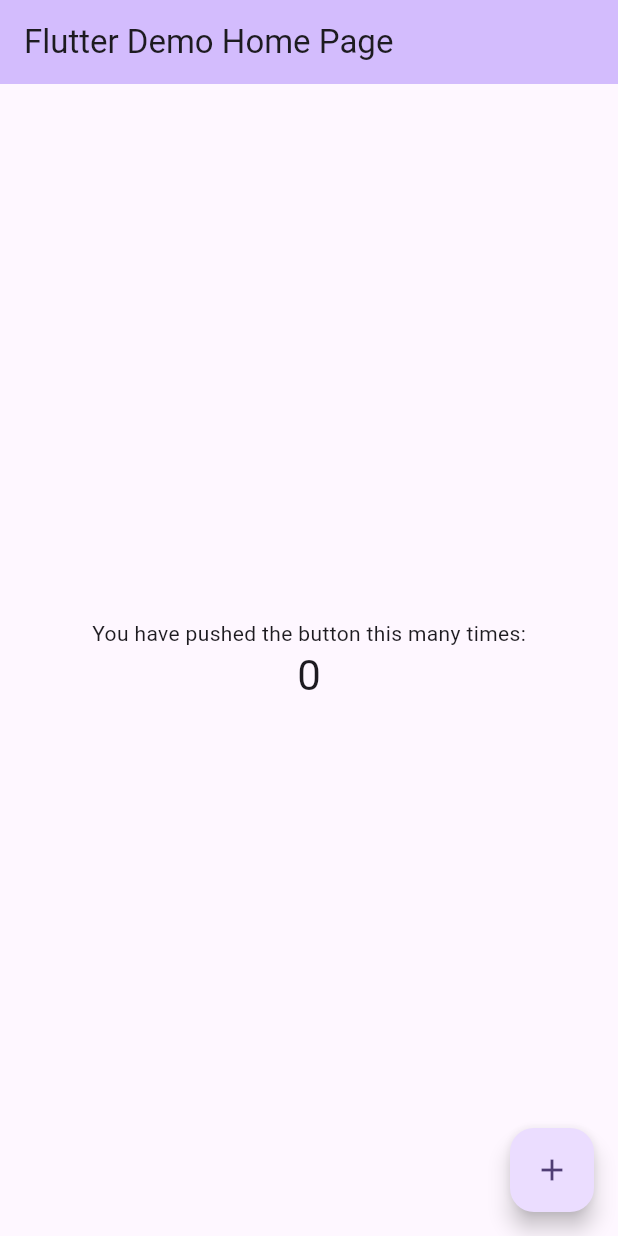
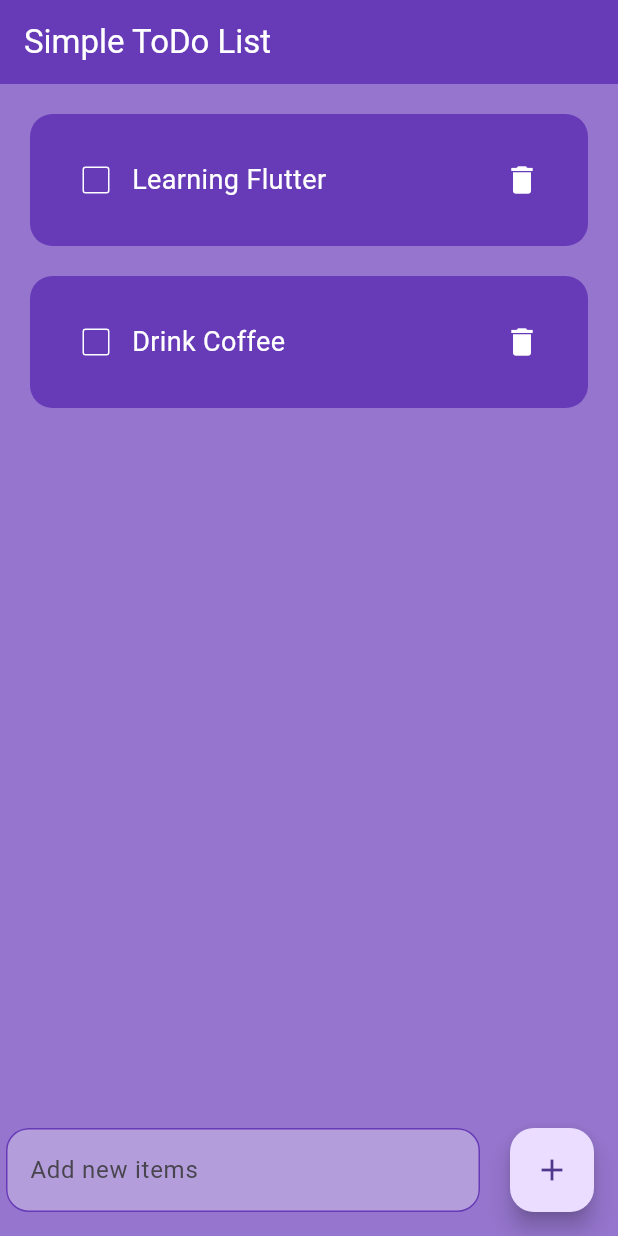
Before and after one commit to RohanM007/ToDo-List, a Flutter app: the screen it shows after launch, on a phone screen of 412 x 824 dp. Run offline on Flutter 3.47's test engine with Material 3 defaults, Android fonts, the phone set to English and light mode, and no system bars.

Commit message:
Creation of the home page

```diff
--- a/to_do_list/lib/main.dart
+++ b/to_do_list/lib/main.dart
@@ -1,4 +1,5 @@
 import 'package:flutter/material.dart';
+import 'package:to_do_list/pages/home_page.dart';
 
 void main() {
   runApp(const MyApp());
@@ -11,112 +12,8 @@ class MyApp extends StatelessWidget {
   @override
   Widget build(BuildContext context) {
     return MaterialApp(
-      title: 'Flutter Demo',
-      theme: ThemeData(
-        // This is the theme of your application.
-        //
-        // TRY THIS: Try running your application with "flutter run". You'll see
-        // the application has a purple toolbar. Then, without quitting the app,
-        // try changing the seedColor in the colorScheme below to Colors.green
-        // and then invoke "hot reload" (save your changes or press the "hot
-        // reload" button in a Flutter-supported IDE, or press "r" if you used
-        // the command line to start the app).
-        //
-        // Notice that the counter didn't reset back to zero; the application
-        // state is not lost during the reload. To reset the state, use hot
-        // restart instead.
-        //
-        // This works for code too, not just values: Most code changes can be
-        // tested with just a hot reload.
-        colorScheme: ColorScheme.fromSeed(seedColor: Colors.deepPurple),
-      ),
-      home: const MyHomePage(title: 'Flutter Demo Home Page'),
+      debugShowCheckedModeBanner: false,
+      home: HomePage(),
     );
   }
 }
-
-class MyHomePage extends StatefulWidget {
-  const MyHomePage({super.key, required this.title});
-
-  // This widget is the home page of your application. It is stateful, meaning
-  // that it has a State object (defined below) that contains fields that affect
-  // how it looks.
-
-  // This class is the configuration for the state. It holds the values (in this
-  // case the title) provided by the parent (in this case the App widget) and
-  // used by the build method of the State. Fields in a Widget subclass are
-  // always marked "final".
-
-  final String title;
-
-  @override
-  State<MyHomePage> createState() => _MyHomePageState();
-}
-
-class _MyHomePageState extends State<MyHomePage> {
-  int _counter = 0;
-
-  void _incrementCounter() {
-    setState(() {
-      // This call to setState tells the Flutter framework that something has
-      // changed in this State, which causes it to rerun the build method below
-      // so that the display can reflect the updated values. If we changed
-      // _counter without calling setState(), then the build method would not be
-      // called again, and so nothing would appear to happen.
-      _counter++;
-    });
-  }
-
-  @override
-  Widget build(BuildContext context) {
-    // This method is rerun every time setState is called, for instance as done
-    // by the _incrementCounter method above.
-    //
-    // The Flutter framework has been optimized to make rerunning build methods
-    // fast, so that you can just rebuild anything that needs updating rather
-    // than having to individually change instances of widgets.
-    return Scaffold(
-      appBar: AppBar(
-        // TRY THIS: Try changing the color here to a specific color (to
-        // Colors.amber, perhaps?) and trigger a hot reload to see the AppBar
-        // change color while the other colors stay the same.
-        backgroundColor: Theme.of(context).colorScheme.inversePrimary,
-        // Here we take the value from the MyHomePage object that was created by
-        // the App.build method, and use it to set our appbar title.
-        title: Text(widget.title),
-      ),
-      body: Center(
-        // Center is a layout widget. It takes a single child and positions it
-        // in the middle of the parent.
-        child: Column(
-          // Column is also a layout widget. It takes a list of children and
-          // arranges them vertically. By default, it sizes itself to fit its
-          // children horizontally, and tries to be as tall as its parent.
-          //
-          // Column has various properties to control how it sizes itself and
-          // how it positions its children. Here we use mainAxisAlignment to
-          // center the children vertically; the main axis here is the vertical
-          // axis because Columns are vertical (the cross axis would be
-          // horizontal).
-          //
-          // TRY THIS: Invoke "debug painting" (choose the "Toggle Debug Paint"
-          // action in the IDE, or press "p" in the console), to see the
-          // wireframe for each widget.
-          mainAxisAlignment: MainAxisAlignment.center,
-          children: <Widget>[
-            const Text('You have pushed the button this many times:'),
-            Text(
-              '$_counter',
-              style: Theme.of(context).textTheme.headlineMedium,
-            ),
-          ],
-        ),
-      ),
-      floatingActionButton: FloatingActionButton(
-        onPressed: _incrementCounter,
-        tooltip: 'Increment',
-        child: const Icon(Icons.add),
-      ), // This trailing comma makes auto-formatting nicer for build methods.
-    );
-  }
-}
--- /dev/null
+++ b/to_do_list/lib/pages/home_page.dart
@@ -0,0 +1,94 @@
+import 'package:flutter/material.dart';
+import 'package:to_do_list/utils/todo_list.dart';
+
+class HomePage extends StatefulWidget {
+  const HomePage({super.key});
+
+  @override
+  State<HomePage> createState() => _HomePageState();
+}
+
+class _HomePageState extends State<HomePage> {
+  final _controller = TextEditingController();
+
+  List toDoList = [
+    ['Learning Flutter', false],
+    ['Drink Coffee', false],
+  ];
+
+  // Toggle checkbox state
+  void checkBoxChanged(int index) {
+    setState(() {
+      toDoList[index][1] = !toDoList[index][1];
+    });
+  }
+
+  // Add new task
+  void SaveNewTask() {
+    if (_controller.text.isNotEmpty) {
+      setState(() {
+        toDoList.add([_controller.text, false]);
+        _controller.clear();
+      });
+    }
+  }
+
+  // Delete task
+  void deleteTask(int index) {
+    setState(() {
+      toDoList.removeAt(index);
+    });
+  }
+
+  @override
+  Widget build(BuildContext context) {
+    return Scaffold(
+      backgroundColor: Colors.deepPurple.shade300,
+      appBar: AppBar(
+        title: const Text('Simple ToDo List'),
+        backgroundColor: Colors.deepPurple,
+        foregroundColor: Colors.white,
+      ),
+      body: ListView.builder(
+        itemCount: toDoList.length,
+        itemBuilder: (BuildContext context, index) {
+          return TodoList(
+            taskName: toDoList[index][0],
+            taskCompleted: toDoList[index][1],
+            onChanged: (value) => checkBoxChanged(index),
+            onDelete: () => deleteTask(index),  // Pass delete function
+          );
+        },
+      ),
+      floatingActionButton: Row(
+        children: [
+          Expanded(
+            child: Padding(
+              padding: const EdgeInsets.symmetric(horizontal: 20),
+              child: TextField(
+                controller: _controller,
+                decoration: InputDecoration(
+                  hintText: 'Add new items',
+                  filled: true,
+                  fillColor: Colors.deepPurple.shade200,
+                  enabledBorder: OutlineInputBorder(
+                    borderSide: const BorderSide(color: Colors.deepPurple),
+                    borderRadius: BorderRadius.circular(15),
+                  ),
+                  focusedBorder: OutlineInputBorder(
+                    borderSide: const BorderSide(color: Colors.deepPurple),
+                    borderRadius: BorderRadius.circular(15),
+                  ),
+                ),
+              ),
+            ),
+          ),
+          FloatingActionButton(
+            onPressed: SaveNewTask,
+            child: const Icon(Icons.add),
+          ),
+        ],
+      ),
+    );
+  }
+}
--- /dev/null
+++ b/to_do_list/lib/utils/todo_list.dart
@@ -0,0 +1,67 @@
+import 'package:flutter/material.dart';
+
+class TodoList extends StatelessWidget {
+  const TodoList({
+    super.key,
+    required this.taskName,
+    required this.taskCompleted,
+    this.onChanged,
+    this.onDelete,
+  });
+
+  final String taskName;
+  final bool taskCompleted;
+  final Function(bool?)? onChanged;
+  final VoidCallback? onDelete;  // Add delete callback
+
+  @override
+  Widget build(BuildContext context) {
+    return Padding(
+      padding: const EdgeInsets.only(
+        top: 20,
+        left: 20,
+        right: 20,
+        bottom: 0,
+      ),
+      child: Container(
+        padding: const EdgeInsets.all(20),
+        decoration: BoxDecoration(
+          color: Colors.deepPurple,
+          borderRadius: BorderRadius.circular(15),
+        ),
+        child: Row(
+          mainAxisAlignment: MainAxisAlignment.spaceBetween,
+          children: [
+            Row(
+              children: [
+                Checkbox(
+                  value: taskCompleted,
+                  onChanged: onChanged,
+                  checkColor: Colors.white,
+                  activeColor: Colors.white,
+                  side: const BorderSide(color: Colors.white),
+                ),
+                Text(
+                  taskName,
+                  style: TextStyle(
+                    color: Colors.white,
+                    fontSize: 18,
+                    decoration: taskCompleted
+                        ? TextDecoration.lineThrough
+                        : TextDecoration.none,
+                    decorationColor: Colors.white,
+                    decorationThickness: 2,
+                  ),
+                ),
+              ],
+            ),
+            IconButton(
+              icon: const Icon(Icons.delete, color: Colors.white),
+              onPressed: onDelete,  // Call delete function
+            ),
+          ],
+        ),
+      ),
+    );
+  }
+}
--- a/to_do_list/pubspec.yaml
+++ b/to_do_list/pubspec.yaml
@@ -31,9 +31,13 @@ dependencies:
   flutter:
     sdk: flutter
 
+
   # The following adds the Cupertino Icons font to your application.
   # Use with the CupertinoIcons class for iOS style icons.
   cupertino_icons: ^1.0.8
+
+flutter_slidable: ^3.0.0
+
 
 dev_dependencies:
   flutter_test:
```
